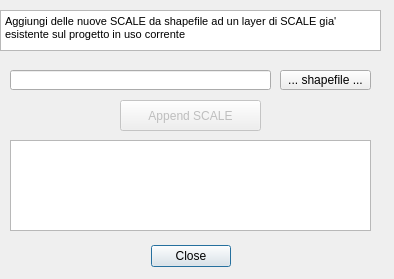
Before: the Qt Designer form ProgettoFTTH_return/progetto_ftth_append_dockwidget_base.ui in Verticalsrl/plugin_FTTH, drawn with Qt 5.
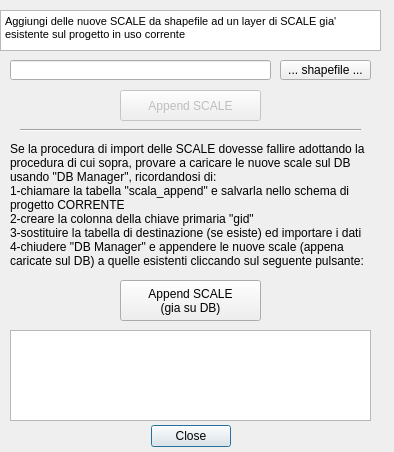
After: the same form once the commit is applied.

Commit message: aggiunta funzione append_scala_DbManager riscritta cosniderando che le nuove scale da appendere siano gia' state precedentemene importate con DbManager in modo tale da bypassare eventuali errori dati dalla procedura classica

Patch:
```diff
--- a/ProgettoFTTH_return/progetto_ftth_append_dockwidget_base.ui
+++ b/ProgettoFTTH_return/progetto_ftth_append_dockwidget_base.ui
@@ -7,7 +7,7 @@
     <x>0</x>
     <y>0</y>
     <width>394</width>
-    <height>279</height>
+    <height>452</height>
    </rect>
   </property>
   <property name="windowTitle">
@@ -17,7 +17,7 @@
    <property name="geometry">
     <rect>
      <x>140</x>
-     <y>240</y>
+     <y>420</y>
      <width>91</width>
      <height>32</height>
     </rect>
@@ -53,7 +53,7 @@
    <property name="geometry">
     <rect>
      <x>120</x>
-     <y>100</y>
+     <y>90</y>
      <width>141</width>
      <height>31</height>
     </rect>
@@ -66,7 +66,7 @@
    <property name="geometry">
     <rect>
      <x>10</x>
-     <y>140</y>
+     <y>330</y>
      <width>361</width>
      <height>91</height>
     </rect>
@@ -87,7 +87,7 @@
    <property name="geometry">
     <rect>
      <x>280</x>
-     <y>70</y>
+     <y>60</y>
      <width>91</width>
      <height>20</height>
     </rect>
@@ -100,12 +100,61 @@
    <property name="geometry">
     <rect>
      <x>10</x>
-     <y>70</y>
+     <y>60</y>
      <width>261</width>
      <height>20</height>
     </rect>
    </property>
   </widget>
+  <widget class="Line" name="line">
+   <property name="geometry">
+    <rect>
+     <x>20</x>
+     <y>120</y>
+     <width>341</width>
+     <height>20</height>
+    </rect>
+   </property>
+   <property name="orientation">
+    <enum>Qt::Horizontal</enum>
+   </property>
+  </widget>
+  <widget class="QLabel" name="label">
+   <property name="geometry">
+    <rect>
+     <x>10</x>
+     <y>130</y>
+     <width>371</width>
+     <height>151</height>
+    </rect>
+   </property>
+   <property name="text">
+    <string>&lt;html&gt;&lt;head/&gt;&lt;body&gt;&lt;p&gt;Se la procedura di import delle SCALE dovesse fallire adottando la procedura di cui sopra, provare a caricare le nuove scale sul DB usando &amp;quot;DB Manager&amp;quot;, ricordandosi di:&lt;br/&gt;1-chiamare la tabella &amp;quot;scala_append&amp;quot; e salvarla nello schema di progetto CORRENTE&lt;br/&gt;2-creare la colonna della chiave primaria &amp;quot;gid&amp;quot;&lt;br/&gt;3-sostituire la tabella di destinazione (se esiste) ed importare i dati&lt;br/&gt;4-chiudere &amp;quot;DB Manager&amp;quot; e appendere le nuove scale (appena caricate sul DB) a quelle esistenti cliccando sul seguente pulsante:&lt;/p&gt;&lt;/body&gt;&lt;/html&gt;</string>
+   </property>
+   <property name="wordWrap">
+    <bool>true</bool>
+   </property>
+  </widget>
+  <widget class="QToolButton" name="importBtn_DbManager">
+   <property name="enabled">
+    <bool>true</bool>
+   </property>
+   <property name="geometry">
+    <rect>
+     <x>120</x>
+     <y>280</y>
+     <width>141</width>
+     <height>41</height>
+    </rect>
+   </property>
+   <property name="toolTip">
+    <string>nuove SCALE gia sul DB tramite DBManager</string>
+   </property>
+   <property name="text">
+    <string>Append SCALE
+(gia su DB)</string>
+   </property>
+  </widget>
   <zorder>layoutWidget</zorder>
   <zorder>button_box</zorder>
   <zorder>txtHelp</zorder>
```
Left out of the diff: 3 changed lines with no effect on the pictures. The commit also changes 3 other files.
